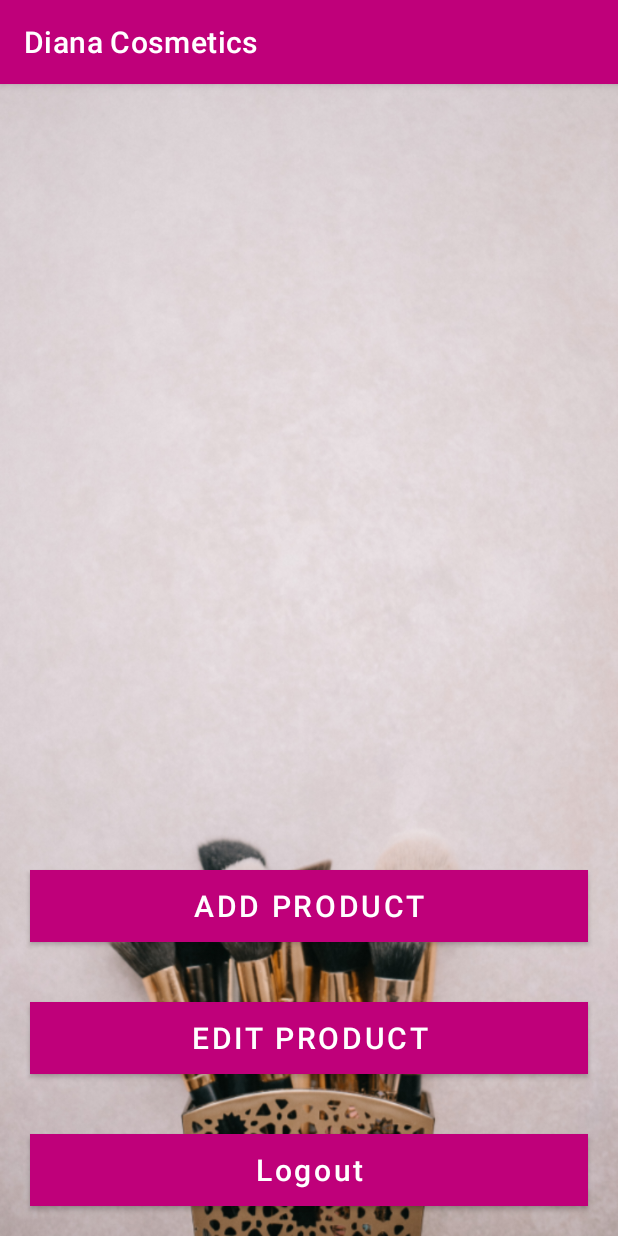
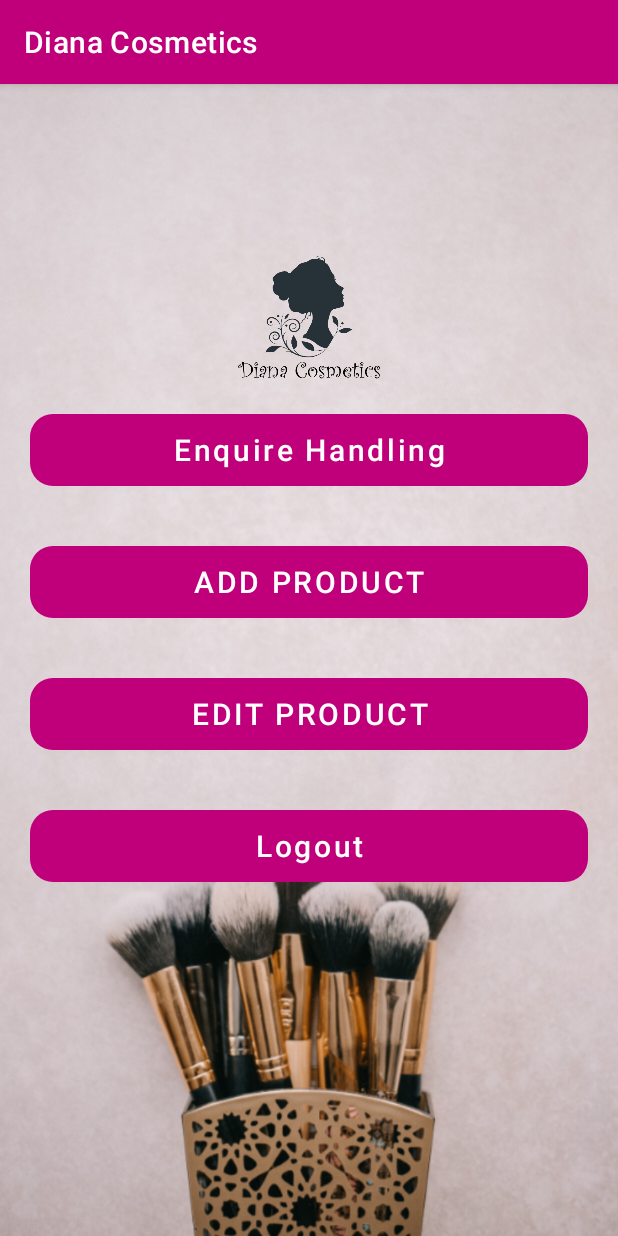
Before and after one commit to VibhushaSingappuli/CosmeticsStore, an Android app: the AdminCategoryActivity screen opened directly, with no data from a screen before it, on a phone screen of 412 x 824 dp. Run offline under Robolectric (Android 15) with nearby library versions, the phone set to English and light mode, and no system bars.

Commit message:
viraj btn

```diff
--- a/app/src/main/res/layout/activity_admin_category.xml
+++ b/app/src/main/res/layout/activity_admin_category.xml
@@ -8,13 +8,37 @@
     android:background="@drawable/background"
     tools:context=".AdminCategoryActivity">
 
+
+    <ImageView
+        android:id="@+id/login_applogo"
+        android:layout_width="300dp"
+        android:layout_height="100dp"
+        android:src="@drawable/applogo"
+        android:layout_centerHorizontal="true"
+        android:layout_marginTop="100dp"
+        />
+
+    <Button
+        android:id="@+id/admin_enquires_btn"
+        android:layout_width="match_parent"
+        android:layout_height="wrap_content"
+        android:layout_margin="20dp"
+        android:layout_below="@+id/login_applogo"
+        android:background="@drawable/buttons"
+        android:text="Enquire Handling"
+        android:textColor="@color/white"
+        android:textSize="20dp"
+        android:textAllCaps="false"
+        />
+
+
     <Button
         android:id="@+id/add_product_btn"
         android:layout_width="match_parent"
         android:layout_height="wrap_content"
-        android:layout_above="@+id/edit_product_btn"
+        android:layout_below="@+id/admin_enquires_btn"
         android:layout_margin="20dp"
-        android:background="@color/design_default_color_primary_dark"
+        android:background="@drawable/buttons"
         android:text="ADD PRODUCT"
         android:textColor="@color/white"
         android:textSize="20dp"
@@ -24,9 +48,9 @@
         android:id="@+id/edit_product_btn"
         android:layout_width="match_parent"
         android:layout_height="wrap_content"
-        android:layout_above="@+id/logout_btn"
+        android:layout_below="@+id/add_product_btn"
         android:layout_margin="20dp"
-        android:background="@color/design_default_color_primary_dark"
+        android:background="@drawable/buttons"
         android:text="EDIT PRODUCT"
         android:textColor="@color/white"
         android:textSize="20dp"
@@ -37,9 +61,9 @@
         android:id="@+id/logout_btn"
         android:layout_width="match_parent"
         android:layout_height="wrap_content"
-        android:layout_alignParentBottom="true"
+        android:layout_below="@+id/edit_product_btn"
         android:layout_margin="20dp"
-        android:background="@color/design_default_color_primary_dark"
+        android:background="@drawable/buttons"
         android:text="Logout"
         android:textColor="@color/white"
         android:textSize="20dp"
```
